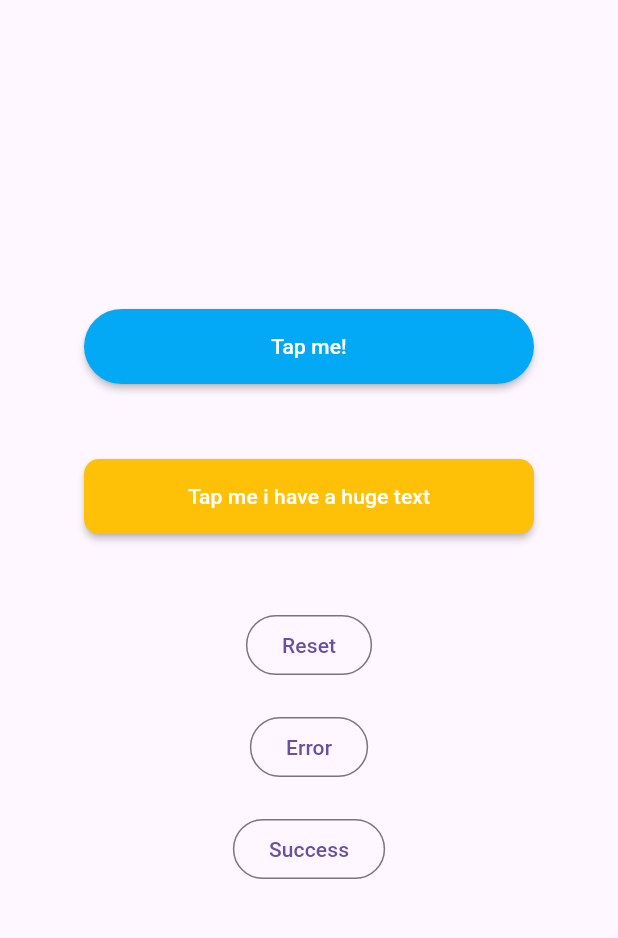
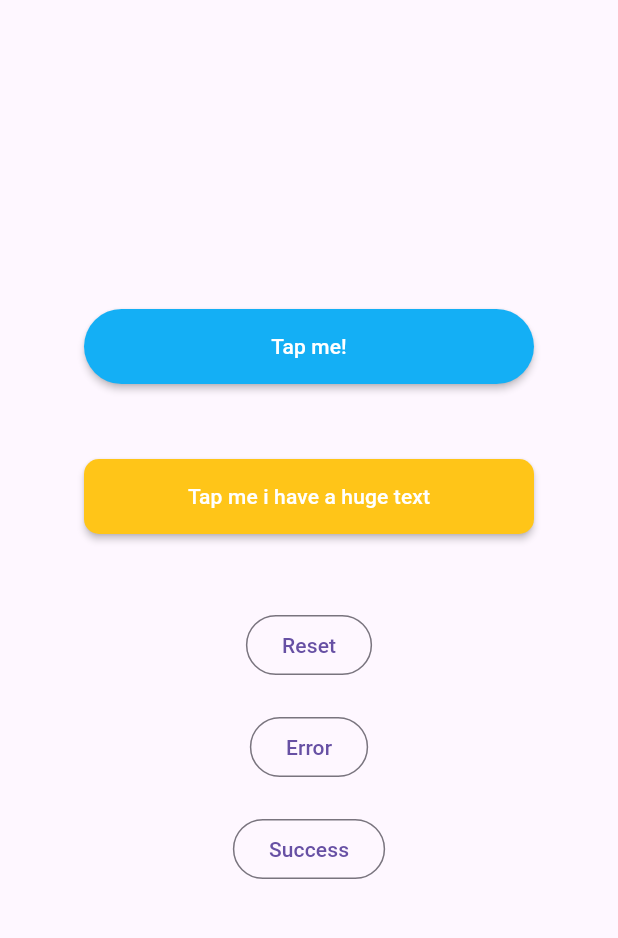
Before and after one commit to mariamalbarghouti/flutter_rounded_loading_button, a Flutter app: the screen it shows after launch, on a phone screen of 412 x 824 dp, the part 63-1001 px from its top. Run offline on Flutter 3.47's test engine with Material 3 defaults, Android fonts, the phone set to English and light mode, and no system bars; our stand-ins replace rxdart.

Commit message:
adding whitecolor to the button

```diff
--- a/lib/rounded_loading_button.dart
+++ b/lib/rounded_loading_button.dart
@@ -23,9 +23,9 @@ class RoundedLoadingButton extends StatefulWidget {
 
   /// The primary color of the button
   final Color? color;
+
   /// The loader color of the button
   final Color? loaderColor;
-
 
   /// The vertical extent of the button.
   final double height;
@@ -181,7 +181,8 @@ class RoundedLoadingButtonState extends State<RoundedLoadingButton>
       height: widget.loaderSize,
       width: widget.loaderSize,
       child: CircularProgressIndicator(
-        valueColor: AlwaysStoppedAnimation<Color>(widget.loaderColor?? widget.valueColor),
+        valueColor: AlwaysStoppedAnimation<Color>(
+            widget.loaderColor ?? widget.valueColor),
         strokeWidth: widget.loaderStrokeWidth,
       ),
     );
@@ -202,6 +203,7 @@ class RoundedLoadingButtonState extends State<RoundedLoadingButton>
       padding: const EdgeInsets.all(0),
       child: ElevatedButton(
         style: ElevatedButton.styleFrom(
+          surfaceTintColor: Colors.white,
           onSurface: widget.disabledColor,
           minimumSize: Size(_squeezeAnimation.value, widget.height),
           shape: widget.borderColor == null
```
